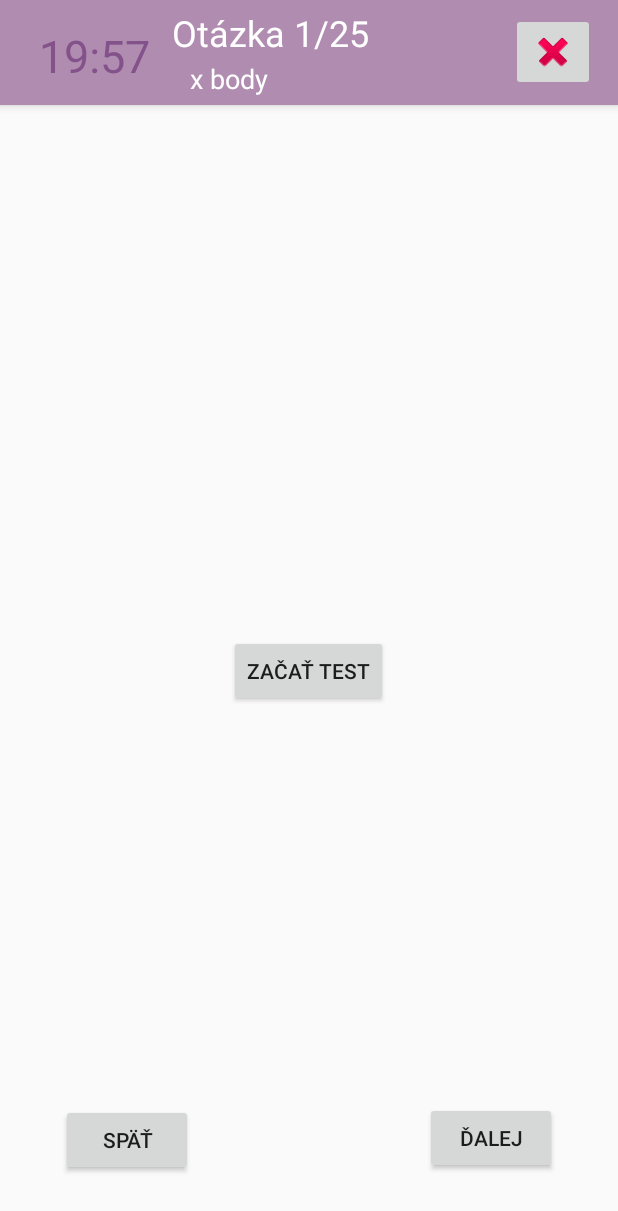
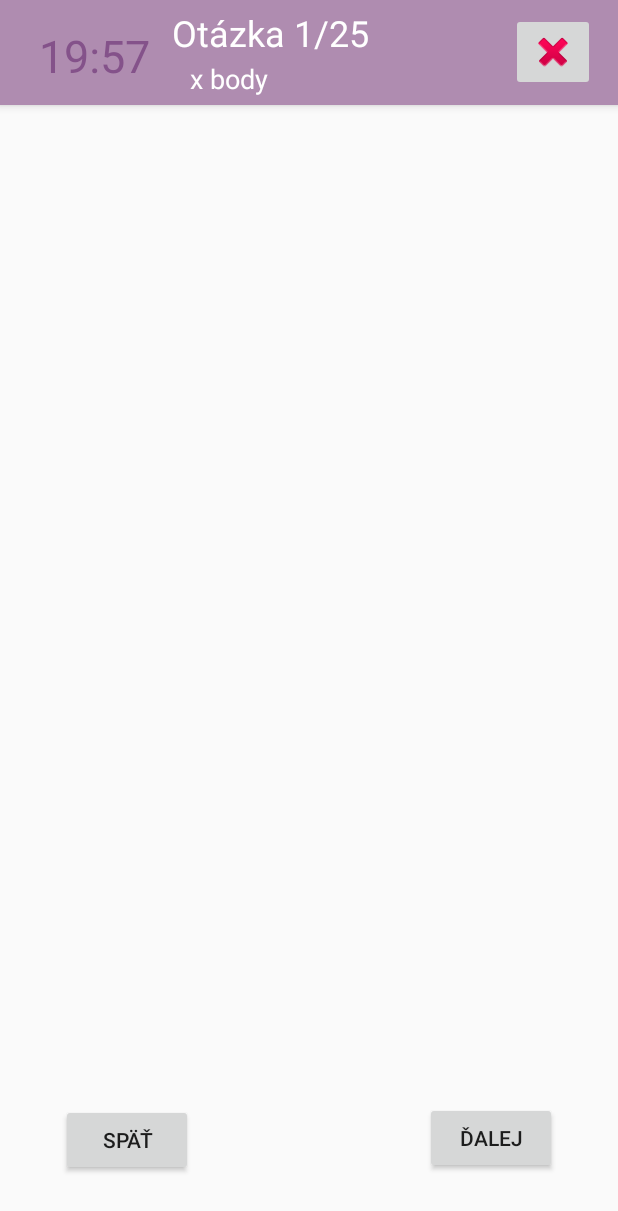
Before and after one commit to xbohov01/FIT2018_19-ITU, an Android app: the RandomTestActivity screen opened directly, with no data from a screen before it, after a tap on "ZAČAŤ TEST", on a phone screen of 412 x 824 dp. Shown: the top 1211 px of the screen. Run offline under Robolectric (Android 15) with nearby library versions, the light colour scheme and no system bars.

Commit message:
Visibility of Buttons

```diff
--- a/app/src/main/java/team7/itu2018/RandomTestActivity.java
+++ b/app/src/main/java/team7/itu2018/RandomTestActivity.java
@@ -5,6 +5,7 @@ import android.os.Handler;
 import android.support.v7.app.AppCompatActivity;
 import android.os.Bundle;
 import android.view.View;
+import android.widget.Button;
 import android.widget.TextView;
 
 import org.w3c.dom.Text;
@@ -23,6 +24,12 @@ public class RandomTestActivity extends AppCompatActivity {
     protected void onCreate(Bundle savedInstanceState) {
         super.onCreate(savedInstanceState);
         setContentView(R.layout.activity_random_test);
+
+        Button button1 = (Button)findViewById(R.id.button);
+        button1.setVisibility(View.GONE);
+
+        Button button2 = (Button)findViewById(R.id.button2);
+        button2.setVisibility(View.GONE);
     }
 
     public void nextQuestion(View view){
@@ -41,7 +48,6 @@ public class RandomTestActivity extends AppCompatActivity {
 
     public void startTimer(View view){
         timer = new Timer();
-
         timer.scheduleAtFixedRate(new TimerTask() {
             @Override
             public void run() {
@@ -56,6 +62,15 @@ public class RandomTestActivity extends AppCompatActivity {
                 textView.setText(text);
             }
         }, 0, 1000);
+
+         Button button3 = (Button)findViewById(R.id.button3);
+         button3.setVisibility(View.GONE);
+
+        Button button1 = (Button)findViewById(R.id.button);
+        button1.setVisibility(View.VISIBLE);
+
+        Button button2 = (Button)findViewById(R.id.button2);
+        button2.setVisibility(View.VISIBLE);
     }
 
     public void stopTimer(){
```
